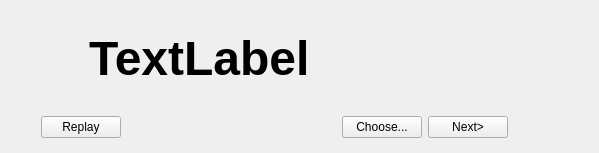
Above: newgui/view/WinFailDialog.ui from the-butterfly-effect/tbe before the change. Below: the same form after it.
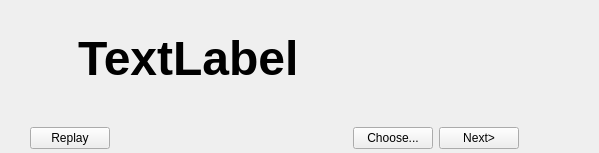
That is the form after the change. Icons and pictures are not drawn.

```diff
--- a/newgui/view/WinFailDialog.ui
+++ b/newgui/view/WinFailDialog.ui
@@ -13,10 +13,34 @@
   <property name="windowTitle">
    <string>Form</string>
   </property>
+  <property name="autoFillBackground">
+   <bool>false</bool>
+  </property>
+  <property name="styleSheet">
+   <string notr="true"/>
+  </property>
+  <layout class="QVBoxLayout" name="verticalLayout_2">
+   <property name="margin">
+    <number>0</number>
+   </property>
+   <item>
+    <widget class="QFrame" name="frame">
   <property name="styleSheet">
    <string notr="true">background: url(:/WinFail.png);</string>
   </property>
+     <property name="frameShape">
+      <enum>QFrame::NoFrame</enum>
+     </property>
+     <property name="frameShadow">
+      <enum>QFrame::Plain</enum>
+     </property>
+     <property name="lineWidth">
+      <number>0</number>
+     </property>
   <layout class="QVBoxLayout" name="verticalLayout">
+      <property name="margin">
+       <number>0</number>
+      </property>
    <item>
     <layout class="QHBoxLayout" name="horizontalLayout_2">
      <item>
@@ -145,6 +169,9 @@
       </spacer>
      </item>
     </layout>
+      </item>
+     </layout>
+    </widget>
    </item>
   </layout>
  </widget>
```
Left out of the diff: 2 changed lines with no effect on the pictures. Lines whose indentation alone changed are shown as unchanged.
